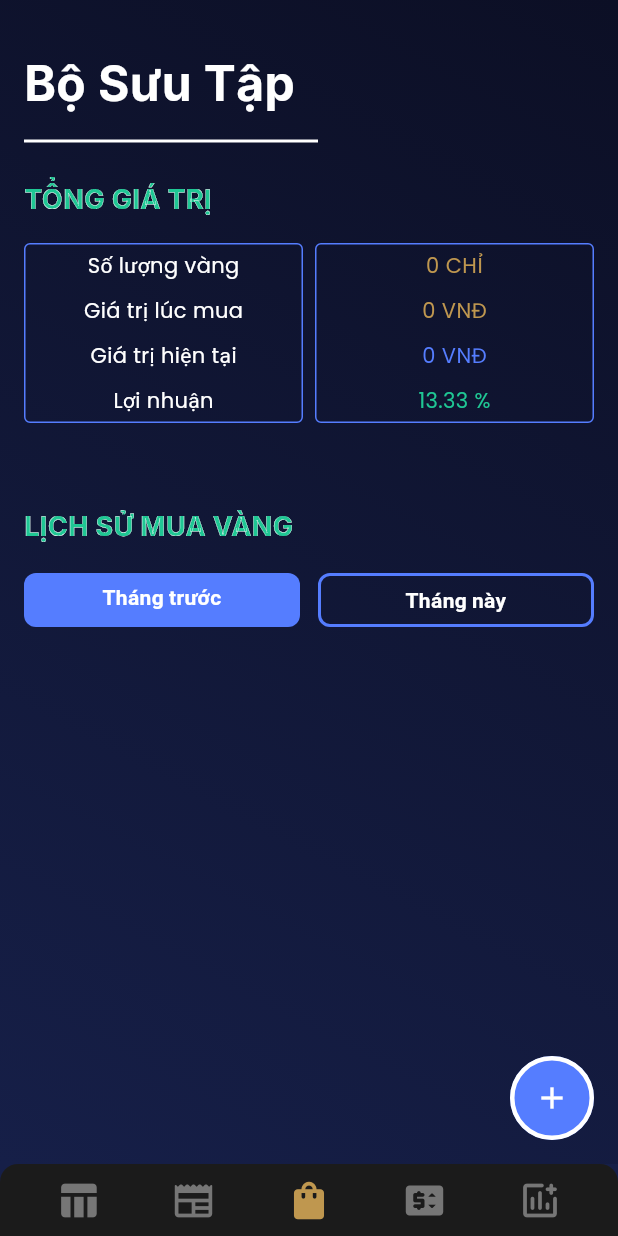
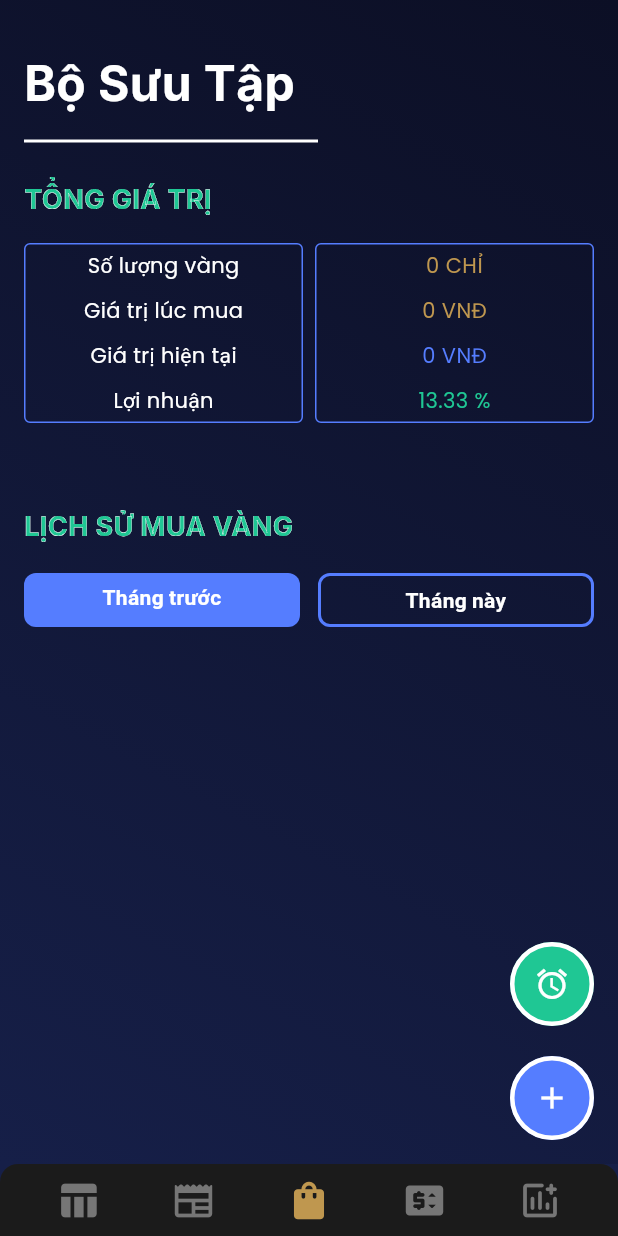
Before and after one commit to nhlinhseuit/SE109-GoldStore, a Flutter app: the screen it shows after launch, item 3 of the bottom bar chosen, on a phone screen of 412 x 824 dp. Run offline on Flutter 3.47's test engine with Material 3 defaults, Android fonts, the phone set to English and light mode, and no system bars; drawn by our look-alikes of google_nav_bar; our stand-ins replace dotted_line, easy_localization, equatable, fl_chart, flutter_layout_grid, flutter_spinkit and 4 more; missing offline and left inert: dart:ffi, flutter_touch_ripple; network calls fail.

Commit message:
firebase notification

```diff
--- a/lib/presentations/revenue/revenue_page.dart
+++ b/lib/presentations/revenue/revenue_page.dart
@@ -109,7 +109,35 @@ class _RevenuePageState extends State<RevenuePage> {
   @override
   Widget build(BuildContext context) {
     return Scaffold(
-      floatingActionButton: FloatingActionButton(
+      floatingActionButton: Column(
+        mainAxisAlignment: MainAxisAlignment.end,
+        children: [
+          FloatingActionButton(
+            elevation: 0.0,
+            shape: const CircleBorder(
+              side: BorderSide(
+                color: Colors.white, // Border color
+                width: 3.0, // Border width
+              ),
+            ),
+            backgroundColor: AppColor.textSafe,
+            onPressed: () {
+              // Navigator.push(
+              //     context,
+              //     MaterialPageRoute(
+              //       builder: (context) => AddHistory(valueNotifier: valueNotifier),
+              //     ));
+            },
+            child: const Icon(
+              Icons.alarm,
+              color: Colors.white,
+              weight: 4,
+            ),
+          ),
+          const SizedBox(
+            height: 20,
+          ),
+          FloatingActionButton(
             elevation: 0.0,
             shape: const CircleBorder(
               side: BorderSide(
@@ -126,7 +154,8 @@ class _RevenuePageState extends State<RevenuePage> {
               Navigator.push(
                   context,
                   MaterialPageRoute(
-                builder: (context) => AddHistory(valueNotifier: valueNotifier),
+                    builder: (context) =>
+                        AddHistory(valueNotifier: valueNotifier),
                   ));
             },
             child: const Icon(
@@ -134,6 +163,8 @@ class _RevenuePageState extends State<RevenuePage> {
               color: Colors.white,
               weight: 4,
             ),
+          ),
+        ],
       ),
       body: RefreshIndicator(
         onRefresh: initSync,
--- a/pubspec.yaml
+++ b/pubspec.yaml
@@ -48,6 +48,11 @@ dependencies:
   flutter_spinkit: ^5.2.1
   flutter_touch_ripple: ^1.1.21
   url_launcher: ^6.2.6
+  flutter_local_notifications: ^17.1.2
+  flutter_native_timezone: ^2.0.0
+  path_provider: ^2.1.3
+  push_notification: ^1.1.1
+  rxdart: ^0.27.7
 
 dev_dependencies:
   flutter_test:
```
Also changed, not shown: lib/services/notification_service.dart (added, +48 -0 lines), pubspec.lock, 2 other files. Lines whose indentation alone changed are shown as unchanged.
